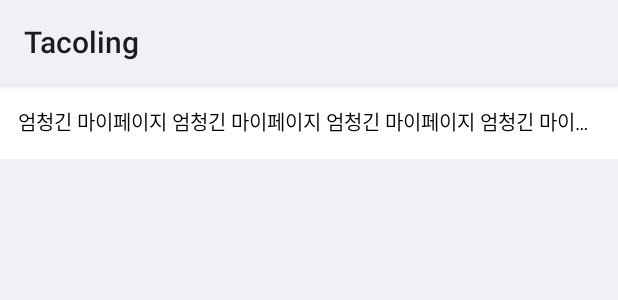
After one commit to nagosoo/TACOLING, an Android app: the layout item_setting_list.xml on its own in the app's theme, with its tools: preview values and no code run, on a phone screen of 412 x 824 dp. The commit adds this screen. Shown: the top 300 px of the screen. Run offline under Robolectric (Android 15) with nearby library versions, the phone set to English and light mode, and no system bars.

Commit message:
settingFragment 진행중

```diff
--- /dev/null
+++ b/app/src/main/res/layout/item_setting_list.xml
@@ -0,0 +1,22 @@
+<?xml version="1.0" encoding="utf-8"?>
+<androidx.appcompat.widget.LinearLayoutCompat xmlns:android="http://schemas.android.com/apk/res/android"
+    xmlns:tools="http://schemas.android.com/tools"
+    android:layout_width="match_parent"
+    android:layout_height="wrap_content"
+    android:orientation="vertical">
+
+    <androidx.appcompat.widget.AppCompatButton
+        android:maxLines="1"
+        android:ellipsize="end"
+        android:id="@+id/tv"
+        android:layout_width="match_parent"
+        android:layout_height="50dp"
+        android:background="@color/white"
+        android:gravity="center_vertical"
+        android:paddingStart="12dp"
+        android:paddingEnd="12dp"
+        android:textColor="@color/black"
+        android:textSize="13sp"
+        tools:text="엄청긴 마이페이지 엄청긴 마이페이지 엄청긴 마이페이지 엄청긴 마이페이지 엄청긴 마이페이지" />
+
+</androidx.appcompat.widget.LinearLayoutCompat>
```
Also changed, not shown: app/src/main/java/com/eundmswlji/tacoling/ui/setting/SettingFragment.kt (+34 -2 lines), app/src/main/res/layout/app_bar.xml (added, +34 -0 lines), app/src/main/res/layout/fragment_setting.xml (+48 -3 lines).
